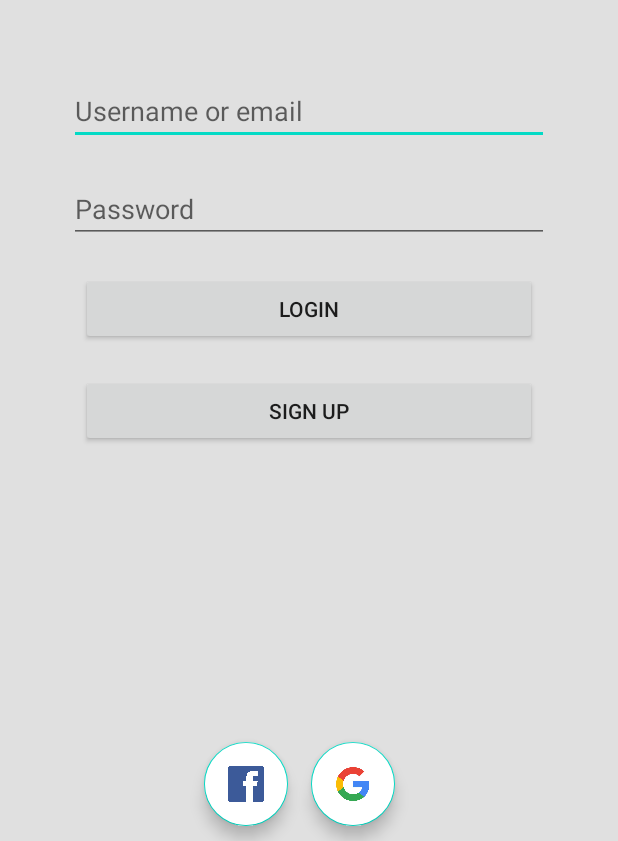
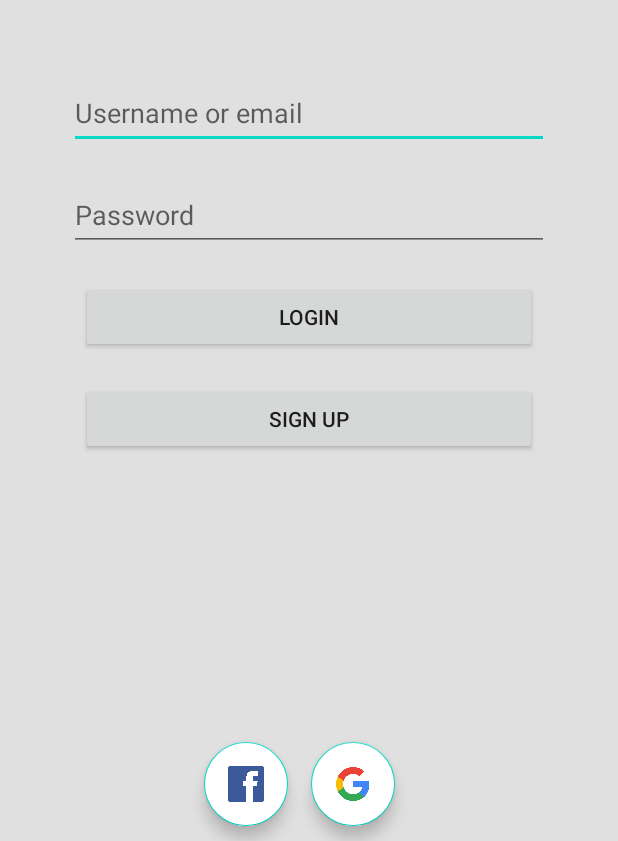
Before and after one commit to haianh1233/android-demo-project, an Android app: the screen it shows after launch (LoginActivity), on a phone screen of 412 x 824 dp, the part 395-1236 px from its top. Run offline under Robolectric (Android 15) with nearby library versions, the phone set to English and light mode, and no system bars.

Commit message:
update min height edit text

```diff
--- a/app/src/main/res/layout/activity_login.xml
+++ b/app/src/main/res/layout/activity_login.xml
@@ -37,29 +37,29 @@
             android:layout_width="wrap_content"
             android:layout_height="wrap_content"
             android:ems="15"
+            android:hint="Username or email"
             android:inputType="textEmailAddress"
-            android:hint="Username or email"
-            app:layout_constraintVertical_bias="0.1"
+            android:minHeight="48dp"
             app:layout_constraintBottom_toBottomOf="parent"
             app:layout_constraintEnd_toEndOf="parent"
+            app:layout_constraintStart_toStartOf="parent"
             app:layout_constraintTop_toTopOf="parent"
-            app:layout_constraintStart_toStartOf="parent"
-            />
+            app:layout_constraintVertical_bias="0.1" />
 
         <EditText
             android:id="@+id/password"
             android:layout_width="wrap_content"
             android:layout_height="wrap_content"
+            android:layout_marginTop="20dp"
+            android:ems="15"
             android:hint="Password"
-            android:ems="15"
             android:inputType="textPassword"
+            android:minHeight="48dp"
             app:layout_constraintBottom_toBottomOf="parent"
             app:layout_constraintEnd_toEndOf="parent"
             app:layout_constraintStart_toStartOf="parent"
             app:layout_constraintTop_toBottomOf="@id/username"
-            app:layout_constraintVertical_bias="0"
-            android:layout_marginTop="20dp"
-            />
+            app:layout_constraintVertical_bias="0" />
 
         <Button
             android:id="@+id/button_login"
```
